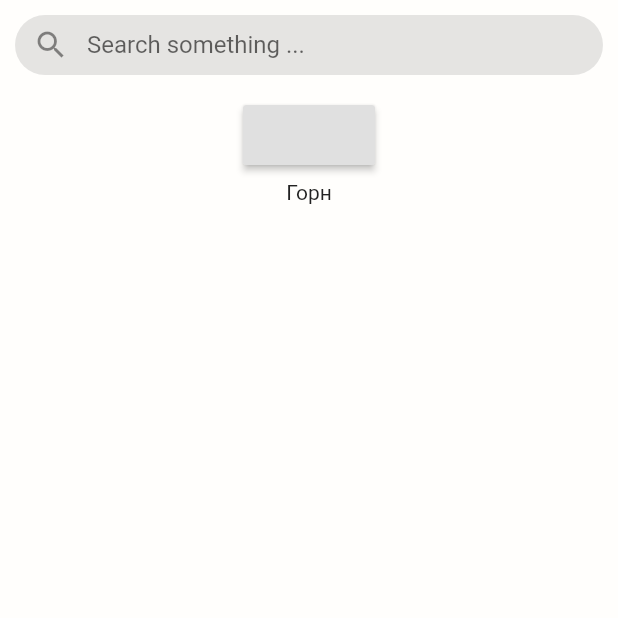
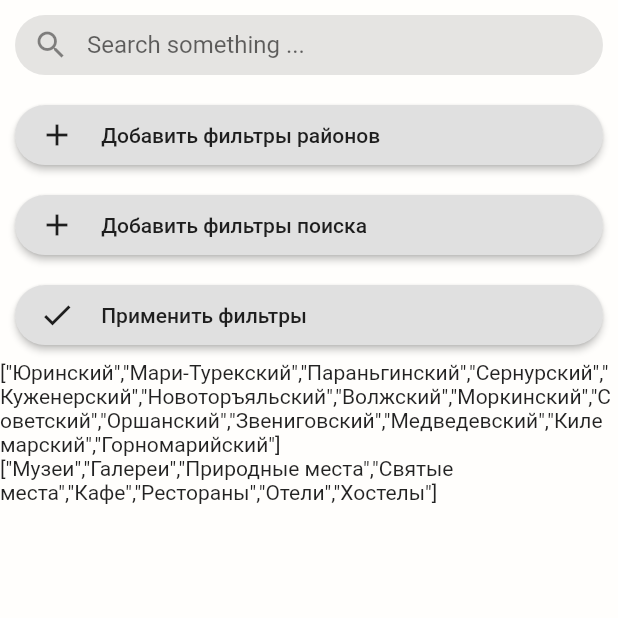
Before and after one commit to f1reworker/Wel-omeToMariEl, a Flutter app: the SearchList screen opened by its route, on a phone screen of 412 x 824 dp, the top half of it. Run offline on Flutter 3.47's test engine with Material 2 defaults, Android fonts, the phone set to English and light mode, and no system bars; project files that could hold a hidden picture were left out.

Commit message:
Added all filter

```diff
--- a/lib/searchBar.dart
+++ b/lib/searchBar.dart
@@ -1,6 +1,6 @@
 import 'package:flutter/material.dart';
 import 'package:welcome_to_mari_el/DistrictsFilter.dart';
-import 'dart:core';
+import 'package:welcome_to_mari_el/searchFilter.dart';
 
 const PrimaryColor = Color(0xFFFFFEFC);
 const MyRed = Color(0xFFFF6860);
@@ -18,7 +18,8 @@ class SearchListState extends State<SearchList> {
         color: PrimaryColor,
         child: Column(children: <Widget>[
           SearchBar(),
-          Filter(),
+          DistrictsFilter(),
+          SearchFilter(),
           Fil(),
         ]),
       ),
@@ -50,27 +51,86 @@ class SearchBar extends StatelessWidget {
   }
 }
 
-class Filter extends StatelessWidget {
+class DistrictsFilter extends StatelessWidget {
   @override
   Widget build(BuildContext context) {
     return Container(
         height: 40,
+        width: MediaQuery.of(context).size.width,
+        decoration: BoxDecoration(color: PrimaryColor),
         margin: EdgeInsets.all(10),
         child: RaisedButton(
+          shape: RoundedRectangleBorder(
+              borderRadius: new BorderRadius.circular(40.0)),
+          child: Row(children: [
+            Icon(Icons.add),
+            Text("     Добавить фильтры районов"),
+          ]),
           onPressed: () {
-            showAlertDialog(context);
+            showAlertDialogDistricts(context);
           },
         ));
   }
 }
 
-class Fil extends StatelessWidget {
+class SearchFilter extends StatelessWidget {
   @override
   Widget build(BuildContext context) {
-    if (gornVal == true) {
-      return Text("Горн");
-    } else {
-      return Text("No");
-    }
+    return Container(
+        height: 40,
+        width: MediaQuery.of(context).size.width,
+        decoration: BoxDecoration(color: PrimaryColor),
+        margin: EdgeInsets.all(10),
+        child: RaisedButton(
+          shape: RoundedRectangleBorder(
+              borderRadius: new BorderRadius.circular(40.0)),
+          child: Row(children: [
+            Icon(Icons.add),
+            Text("     Добавить фильтры поиска"),
+          ]),
+          onPressed: () {
+            showAlertDialogSearch(context);
+          },
+        ));
   }
 }
+
+class Fil extends StatefulWidget {
+  @override
+  FilState createState() => new FilState();
+}
+
+class FilState extends State<Fil> {
+  @override
+  Widget build(BuildContext context) {
+    districtsCheckFunc();
+    searchCheckFunc();
+    return Container(
+      child: Column(
+        children: <Widget>[
+          Container(
+            height: 40,
+            width: MediaQuery.of(context).size.width,
+            decoration: BoxDecoration(color: PrimaryColor),
+            margin: EdgeInsets.all(10),
+            child: RaisedButton(
+                shape: RoundedRectangleBorder(
+                    borderRadius: new BorderRadius.circular(40.0)),
+                child: Row(children: [
+                  Icon(Icons.check),
+                  Text("     Применить фильтры"),
+                ]),
+                onPressed: () {
+                  setState(() {
+                    districtsCheckFunc();
+                    searchCheckFunc();
+                  });
+                }),
+          ),
+          Text(districtsString),
+          Text(searchString),
+        ],
+      ),
+    );
+  }
+}
--- /dev/null
+++ b/lib/searchFilter.dart
@@ -0,0 +1,176 @@
+import 'package:flutter/material.dart';
+import 'dart:convert';
+
+bool museumVal = true;
+bool galeryVal = true;
+bool naturalVal = true;
+bool holyVal = true;
+bool cafeVal = true;
+bool restVal = true;
+bool hotelVal = true;
+bool hostelVal = true;
+var searchCheck = [];
+String searchString;
+
+showAlertDialogSearch(BuildContext context) {
+  // set up the button
+  Widget okButton = FlatButton(
+    child: Text("OK"),
+    onPressed: () {
+      //districtsCheckFunc();
+      Navigator.of(context).pop();
+    },
+  );
+
+  // set up the AlertDialog
+  AlertDialog alert = AlertDialog(
+    shape: RoundedRectangleBorder(
+        borderRadius: BorderRadius.all(Radius.circular(30))),
+    title: Text("Выберите то, что хотите найти:"),
+    content: Container(
+        height: 400,
+        width: MediaQuery.of(context).size.width - 100,
+        child: Search()),
+    actions: [
+      okButton,
+    ],
+  );
+
+  // show the dialog
+  showDialog(
+    context: context,
+    builder: (BuildContext context) {
+      return alert;
+    },
+  );
+}
+
+class Search extends StatefulWidget {
+  @override
+  SearchState createState() => new SearchState();
+}
+
+class SearchState extends State<Search> {
+  Widget checkbox(String title, bool boolValue) {
+    return Column(
+      //mainAxisAlignment: MainAxisAlignment.center,
+      children: <Widget>[
+        Checkbox(
+          value: boolValue,
+          onChanged: (bool value) {
+            /// manage the state of each value
+            setState(() {
+              switch (title) {
+                case "Музеи":
+                  museumVal = value;
+                  break;
+                case "Галереи":
+                  galeryVal = value;
+                  break;
+                case "Природные места":
+                  naturalVal = value;
+                  break;
+                case "Святые места":
+                  holyVal = value;
+                  break;
+                case "Кафе":
+                  cafeVal = value;
+                  break;
+                case "Рестораны":
+                  restVal = value;
+                  break;
+                case "Отели":
+                  hotelVal = value;
+                  break;
+                case "Хостелы":
+                  hostelVal = value;
+                  break;
+              }
+            });
+          },
+        )
+      ],
+    );
+  }
+
+  @override
+  Widget build(BuildContext context) {
+    return Scaffold(
+      body: ListView(
+        children: [
+          Column(
+            mainAxisAlignment: MainAxisAlignment.start,
+            children: <Widget>[
+              Column(
+                mainAxisAlignment: MainAxisAlignment.start,
+                children: <Widget>[
+                  Row(children: <Widget>[
+                    checkbox("Музеи", museumVal),
+                    Text("Музеи")
+                  ]),
+                  Row(children: <Widget>[
+                    checkbox("Галереи", galeryVal),
+                    Text("Галереи")
+                  ]),
+                  Row(children: <Widget>[
+                    checkbox("Природные места", naturalVal),
+                    Text("Природные места")
+                  ]),
+                  Row(children: <Widget>[
+                    checkbox("Святые места", holyVal),
+                    Text("Святые места")
+                  ]),
+                  Row(children: <Widget>[
+                    checkbox("Кафе", cafeVal),
+                    Text("Кафе")
+                  ]),
+                  Row(children: <Widget>[
+                    checkbox("Рестораны", restVal),
+                    Text("Рестораны")
+                  ]),
+                  Row(children: <Widget>[
+                    checkbox("Отели", hotelVal),
+                    Text("Отели")
+                  ]),
+                  Row(children: <Widget>[
+                    checkbox("Хостелы", hostelVal),
+                    Text("Хостелы")
+                  ]),
+                ],
+              ),
+            ],
+          ),
+        ],
+      ),
+    );
+  }
+}
+
+void searchCheckFunc() {
+  var searchCheck = [];
+  if (museumVal == true) {
+    searchCheck.add("Музеи");
+  }
+  if (galeryVal == true) {
+    searchCheck.add("Галереи");
+  }
+  if (naturalVal == true) {
+    searchCheck.add("Природные места");
+  }
+  if (holyVal == true) {
+    searchCheck.add("Святые места");
+  }
+  if (cafeVal == true) {
+    searchCheck.add("Кафе");
+  }
+  if (restVal == true) {
+    searchCheck.add("Рестораны");
+  }
+  if (hotelVal == true) {
+    searchCheck.add("Отели");
+  }
+  if (hostelVal == true) {
+    searchCheck.add("Хостелы");
+  }
+  searchString = jsonEncode(searchCheck);
+}
```
Also changed, not shown: lib/DistrictsFilter.dart (+12 -3 lines).
